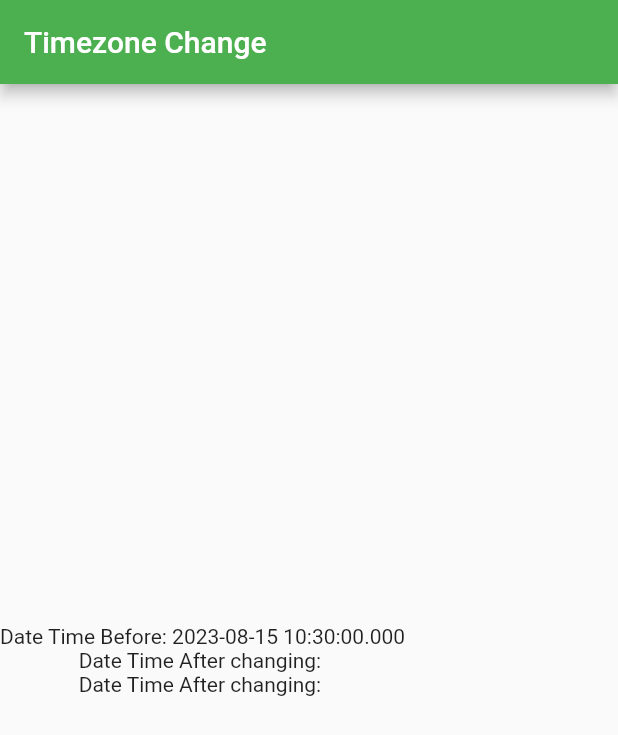
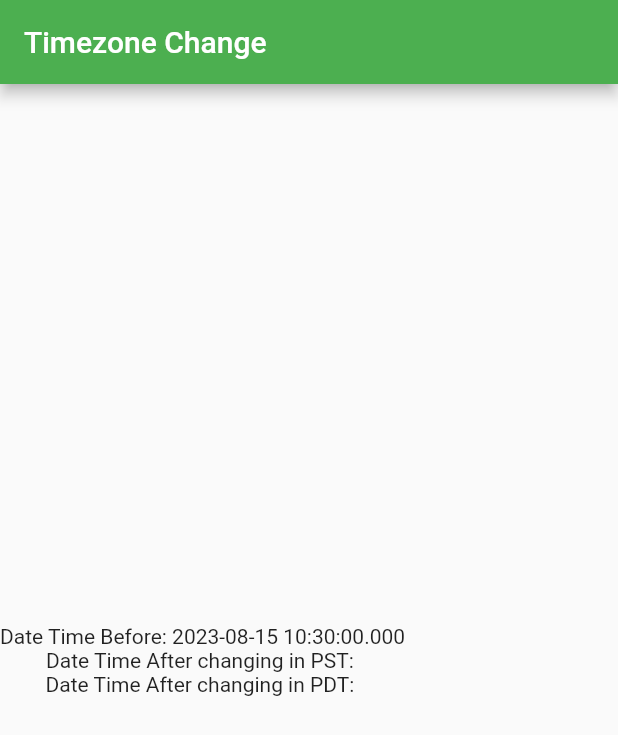
Before and after one commit to flutterwings304/convert_timezones_flutter_template, a Flutter app: the screen it shows after launch, on a phone screen of 412 x 824 dp. Shown: the top 735 px of the screen. Run offline on Flutter 3.47's test engine with Material 2 defaults, Android fonts, the phone set to English and light mode, and no system bars; missing offline and left inert: instant.

Commit message:
some text added

```diff
--- a/lib/main.dart
+++ b/lib/main.dart
@@ -54,8 +54,8 @@
         crossAxisAlignment: CrossAxisAlignment.center,
         children:[
 Text("Date Time Before: ${DateTime.now()}"),//Normal  Datetime text
-Text("Date Time After changing: ${curDateTimeByZone(zone: "PST")}"),//Datetime text according to PST timezone entered or choosen
-Text("Date Time After changing: ${curDateTimeByZone(zone: "PDT")}"),//Datetime text according to PDT timezone
+Text("Date Time After changing in PST: ${curDateTimeByZone(zone: "PST")}"),//Datetime text according to PST timezone entered or choosen
+Text("Date Time After changing in PDT: ${curDateTimeByZone(zone: "PDT")}"),//Datetime text according to PDT timezone
 ])
       );
   }
```
